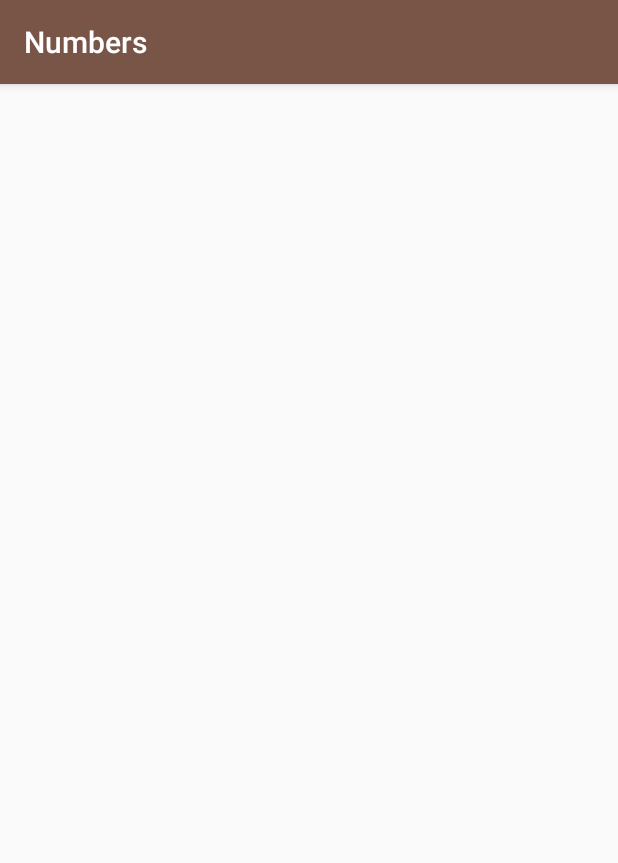
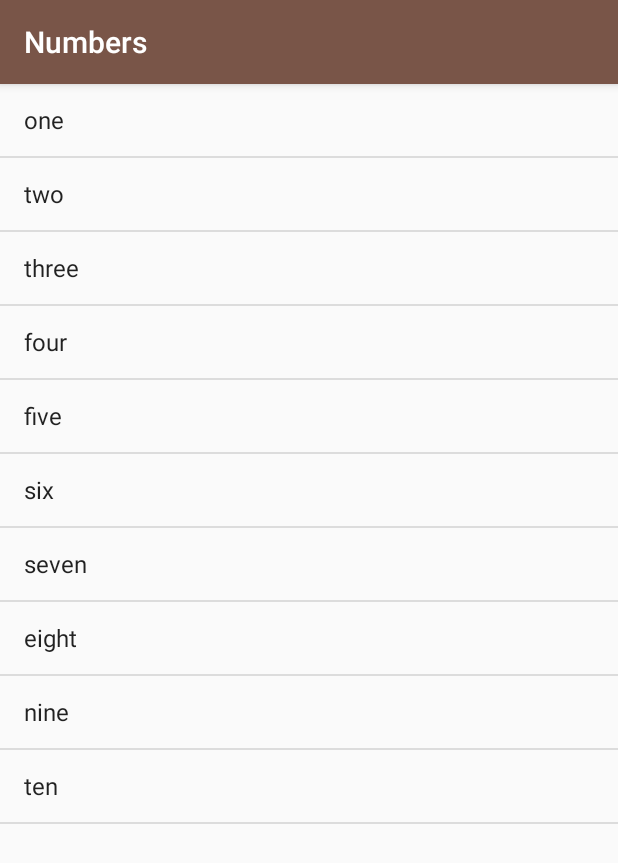
Before and after one commit to MadhuriChelluboina/Miwok, an Android app: the NumbersActivity screen opened directly, with no data from a screen before it, on a phone screen of 412 x 824 dp. Shown: the top 863 px of the screen. Run offline under Robolectric (Android 15) with nearby library versions, the phone set to English and light mode, and no system bars.

Commit message:
added listview and adapter to numbersActivity

```diff
--- a/app/src/main/java/com/example/miwok/NumbersActivity.java
+++ b/app/src/main/java/com/example/miwok/NumbersActivity.java
@@ -2,6 +2,13 @@ package com.example.miwok;
 
 import android.support.v7.app.AppCompatActivity;
 import android.os.Bundle;
+import android.widget.ArrayAdapter;
+import android.widget.GridView;
+import android.widget.LinearLayout;
+import android.widget.ListView;
+import android.widget.TextView;
+
+import java.util.ArrayList;
 
 public class NumbersActivity extends AppCompatActivity {
 
@@ -9,5 +16,31 @@ public class NumbersActivity extends AppCompatActivity {
     protected void onCreate(Bundle savedInstanceState) {
         super.onCreate(savedInstanceState);
         setContentView(R.layout.activity_numbers);
+//        LinearLayout mNumbers_rootView  = findViewById(R.id.numbers_rootView);
+
+        ArrayList<String> mNumbersList = new ArrayList<>();
+        mNumbersList.add("one");
+        mNumbersList.add("two");
+        mNumbersList.add("three");
+        mNumbersList.add("four");
+        mNumbersList.add("five");
+        mNumbersList.add("six");
+        mNumbersList.add("seven");
+        mNumbersList.add("eight");
+        mNumbersList.add("nine");
+        mNumbersList.add("ten");
+
+
+//        for(int index=0;index<mNumbersList.size();index++)
+//        {
+//            TextView mNumbers_textView = new TextView(this);
+//            mNumbers_textView.setText(mNumbersList.get(index));
+//            mNumbers_rootView.addView(mNumbers_textView);
+//        }
+
+        ArrayAdapter<String> numbersAdapter = new ArrayAdapter<>(this,android.R.layout.simple_list_item_1,mNumbersList);
+        ListView mNumbers_ListView = findViewById(R.id.numbers_rootView);
+        mNumbers_ListView.setAdapter(numbersAdapter);
+
     }
 }
--- a/app/src/main/res/layout/activity_colors.xml
+++ b/app/src/main/res/layout/activity_colors.xml
@@ -1,9 +1,11 @@
 <?xml version="1.0" encoding="utf-8"?>
-<android.support.constraint.ConstraintLayout xmlns:android="http://schemas.android.com/apk/res/android"
+<LinearLayout xmlns:android="http://schemas.android.com/apk/res/android"
     xmlns:app="http://schemas.android.com/apk/res-auto"
     xmlns:tools="http://schemas.android.com/tools"
     android:layout_width="match_parent"
     android:layout_height="match_parent"
+    android:id="@+id/rootView"
+    android:orientation="vertical"
     tools:context=".ColorsActivity">
 
-</android.support.constraint.ConstraintLayout>
+</LinearLayout>
--- a/app/src/main/res/layout/activity_numbers.xml
+++ b/app/src/main/res/layout/activity_numbers.xml
@@ -1,9 +1,11 @@
 <?xml version="1.0" encoding="utf-8"?>
-<android.support.constraint.ConstraintLayout xmlns:android="http://schemas.android.com/apk/res/android"
+<ListView xmlns:android="http://schemas.android.com/apk/res/android"
     xmlns:app="http://schemas.android.com/apk/res-auto"
     xmlns:tools="http://schemas.android.com/tools"
     android:layout_width="match_parent"
     android:layout_height="match_parent"
+    android:id="@+id/numbers_rootView"
     tools:context=".NumbersActivity">
 
-</android.support.constraint.ConstraintLayout>
+
+</ListView>
```
Also changed, not shown: app/src/main/java/com/example/miwok/ColorsActivity.java (+19 -0 lines).
